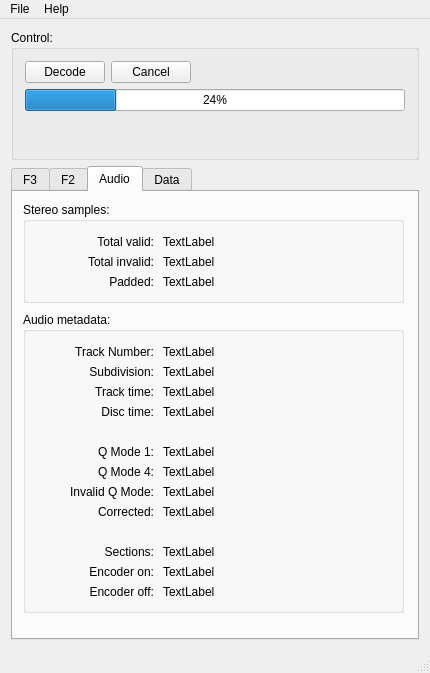
Above: tools/ld-process-efm/mainwindow.ui from happycube/ld-decode before the change. Below: the same form after it.
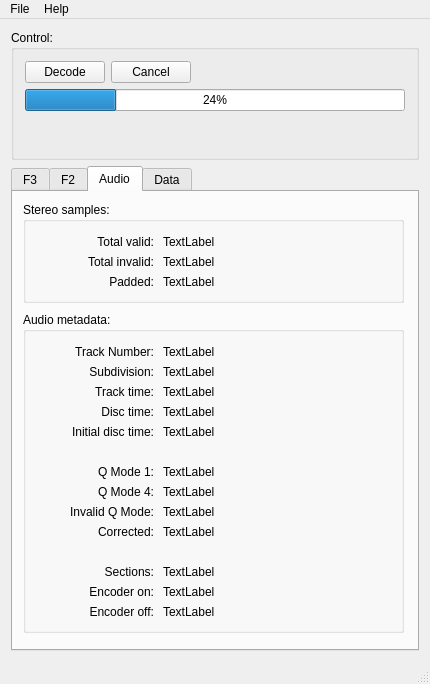
That is the form after the change. Icons and pictures are not drawn.

Commit message: Corrected audio buffer flush at end of EFM data and added initial disc time to GUI - WIP #228

```diff
--- a/tools/ld-process-efm/mainwindow.ui
+++ b/tools/ld-process-efm/mainwindow.ui
@@ -7,7 +7,7 @@
     <x>0</x>
     <y>0</y>
     <width>430</width>
-    <height>673</height>
+    <height>684</height>
    </rect>
   </property>
   <property name="windowTitle">
@@ -845,7 +845,7 @@
             <x>10</x>
             <y>120</y>
             <width>381</width>
-            <height>301</height>
+            <height>321</height>
            </rect>
           </property>
           <property name="title">
@@ -855,7 +855,7 @@
            <property name="geometry">
             <rect>
              <x>10</x>
-             <y>250</y>
+             <y>270</y>
              <width>121</width>
              <height>20</height>
             </rect>
@@ -871,7 +871,7 @@
            <property name="geometry">
             <rect>
              <x>10</x>
-             <y>270</y>
+             <y>290</y>
              <width>121</width>
              <height>20</height>
             </rect>
@@ -887,7 +887,7 @@
            <property name="geometry">
             <rect>
              <x>10</x>
-             <y>170</y>
+             <y>190</y>
              <width>121</width>
              <height>20</height>
             </rect>
@@ -935,7 +935,7 @@
            <property name="geometry">
             <rect>
              <x>140</x>
-             <y>250</y>
+             <y>270</y>
              <width>231</width>
              <height>20</height>
             </rect>
@@ -948,7 +948,7 @@
            <property name="geometry">
             <rect>
              <x>140</x>
-             <y>270</y>
+             <y>290</y>
              <width>231</width>
              <height>20</height>
             </rect>
@@ -961,7 +961,7 @@
            <property name="geometry">
             <rect>
              <x>140</x>
-             <y>170</y>
+             <y>190</y>
              <width>231</width>
              <height>20</height>
             </rect>
@@ -1000,7 +1000,7 @@
            <property name="geometry">
             <rect>
              <x>10</x>
-             <y>230</y>
+             <y>250</y>
              <width>121</width>
              <height>20</height>
             </rect>
@@ -1016,7 +1016,7 @@
            <property name="geometry">
             <rect>
              <x>140</x>
-             <y>230</y>
+             <y>250</y>
              <width>231</width>
              <height>20</height>
             </rect>
@@ -1087,7 +1087,7 @@
            <property name="geometry">
             <rect>
              <x>10</x>
-             <y>130</y>
+             <y>150</y>
              <width>121</width>
              <height>20</height>
             </rect>
@@ -1103,7 +1103,7 @@
            <property name="geometry">
             <rect>
              <x>10</x>
-             <y>150</y>
+             <y>170</y>
              <width>121</width>
              <height>20</height>
             </rect>
@@ -1119,7 +1119,7 @@
            <property name="geometry">
             <rect>
              <x>140</x>
-             <y>130</y>
+             <y>150</y>
              <width>231</width>
              <height>20</height>
             </rect>
@@ -1132,7 +1132,7 @@
            <property name="geometry">
             <rect>
              <x>140</x>
-             <y>150</y>
+             <y>170</y>
              <width>231</width>
              <height>20</height>
             </rect>
@@ -1145,7 +1145,7 @@
            <property name="geometry">
             <rect>
              <x>10</x>
-             <y>190</y>
+             <y>210</y>
              <width>121</width>
              <height>20</height>
             </rect>
@@ -1161,7 +1161,36 @@
            <property name="geometry">
             <rect>
              <x>140</x>
-             <y>190</y>
+             <y>210</y>
+             <width>231</width>
+             <height>20</height>
+            </rect>
+           </property>
+           <property name="text">
+            <string>TextLabel</string>
+           </property>
+          </widget>
+          <widget class="QLabel" name="label_38">
+           <property name="geometry">
+            <rect>
+             <x>10</x>
+             <y>110</y>
+             <width>121</width>
+             <height>20</height>
+            </rect>
+           </property>
+           <property name="text">
+            <string>Initial disc time:</string>
+           </property>
+           <property name="alignment">
+            <set>Qt::AlignRight|Qt::AlignTrailing|Qt::AlignVCenter</set>
+           </property>
+          </widget>
+          <widget class="QLabel" name="audio_initialDiscTime">
+           <property name="geometry">
+            <rect>
+             <x>140</x>
+             <y>110</y>
              <width>231</width>
              <height>20</height>
             </rect>
```
The commit also changes 4 other files.
